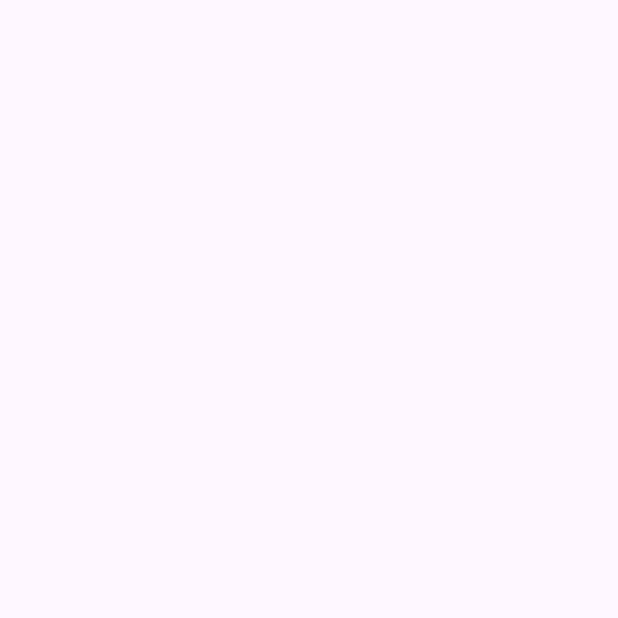
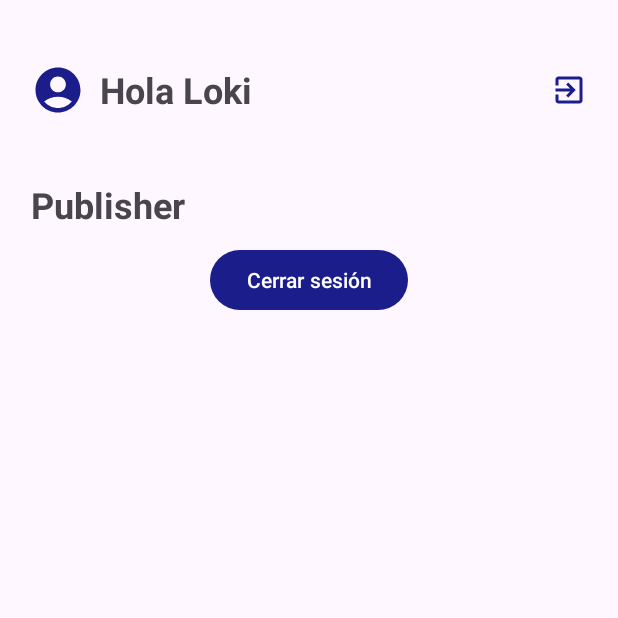
Before and after one commit to LokiAngelMx/AGarciaHeroesApp, an Android app: the PublisherActivity screen opened directly, with no data from a screen before it, on a phone screen of 412 x 824 dp, the top half of it. Before the commit the part shown is empty. Run offline under Robolectric (Android 15) with nearby library versions, the phone set to English and light mode, and no system bars.

Commit message:
Publisher terminado

```diff
--- a/app/src/main/java/com/example/heroesapp/activities/PublisherActivity.kt
+++ b/app/src/main/java/com/example/heroesapp/activities/PublisherActivity.kt
@@ -1,12 +1,28 @@
 package com.example.heroesapp.activities
 
+import android.content.Intent
 import androidx.appcompat.app.AppCompatActivity
 import android.os.Bundle
+import android.widget.Button
 import com.example.heroesapp.R
+import com.example.heroesapp.MainActivity
 
 class PublisherActivity : AppCompatActivity() {
+    private lateinit var logoutBtn: Button
     override fun onCreate(savedInstanceState: Bundle?) {
         super.onCreate(savedInstanceState)
         setContentView(R.layout.activity_publisher)
+
+        logoutBtn = findViewById(R.id.logoutBtn)
+        logoutBtn.setOnClickListener {
+            val sharedPreferences = getSharedPreferences("mypref", MODE_PRIVATE)
+            val editor = sharedPreferences.edit()
+            editor.putBoolean("isLogged", false)
+            editor.apply()
+
+            val intent = Intent(this, MainActivity::class.java)
+            startActivity(intent)
+            finish()
+        }
     }
 }
--- /dev/null
+++ b/app/src/main/res/drawable/baseline_account_circle_24.xml
@@ -0,0 +1,5 @@
+<vector android:height="24dp" android:tint="#000000"
+    android:viewportHeight="24" android:viewportWidth="24"
+    android:width="24dp" xmlns:android="http://schemas.android.com/apk/res/android">
+    <path android:fillColor="@android:color/white" android:pathData="M12,2C6.48,2 2,6.48 2,12s4.48,10 10,10s10,-4.48 10,-10S17.52,2 12,2zM12,6c1.93,0 3.5,1.57 3.5,3.5S13.93,13 12,13s-3.5,-1.57 -3.5,-3.5S10.07,6 12,6zM12,20c-2.03,0 -4.43,-0.82 -6.14,-2.88C7.55,15.8 9.68,15 12,15s4.45,0.8 6.14,2.12C16.43,19.18 14.03,20 12,20z"/>
+</vector>
--- /dev/null
+++ b/app/src/main/res/drawable/baseline_exit_to_app_24.xml
@@ -0,0 +1,5 @@
+<vector android:autoMirrored="true" android:height="24dp"
+    android:tint="#000000" android:viewportHeight="24"
+    android:viewportWidth="24" android:width="24dp" xmlns:android="http://schemas.android.com/apk/res/android">
+    <path android:fillColor="@android:color/white" android:pathData="M10.09,15.59L11.5,17l5,-5 -5,-5 -1.41,1.41L12.67,11H3v2h9.67l-2.58,2.59zM19,3H5c-1.11,0 -2,0.9 -2,2v4h2V5h14v14H5v-4H3v4c0,1.1 0.89,2 2,2h14c1.1,0 2,-0.9 2,-2V5c0,-1.1 -0.9,-2 -2,-2z"/>
+</vector>
--- a/app/src/main/res/layout/activity_main.xml
+++ b/app/src/main/res/layout/activity_main.xml
@@ -54,6 +54,7 @@
         app:layout_constraintEnd_toStartOf="@id/guideV2">
 
         <EditText
+            android:inputType="textEmailAddress"
             android:id="@+id/emailEditText"
             android:layout_width="match_parent"
             android:layout_height="wrap_content"
@@ -64,6 +65,7 @@
             android:layout_height="30dp"/>
 
         <EditText
+            android:inputType="textPassword"
             android:id="@+id/passwordEditText"
             android:layout_width="match_parent"
             android:layout_height="wrap_content"
--- a/app/src/main/res/layout/activity_publisher.xml
+++ b/app/src/main/res/layout/activity_publisher.xml
@@ -1,9 +1,101 @@
 <?xml version="1.0" encoding="utf-8"?>
-<androidx.constraintlayout.widget.ConstraintLayout xmlns:android="http://schemas.android.com/apk/res/android"
+<ScrollView
+    xmlns:android="http://schemas.android.com/apk/res/android"
     xmlns:app="http://schemas.android.com/apk/res-auto"
     xmlns:tools="http://schemas.android.com/tools"
     android:layout_width="match_parent"
     android:layout_height="match_parent"
     tools:context=".activities.PublisherActivity">
 
-</androidx.constraintlayout.widget.ConstraintLayout>
+    <androidx.constraintlayout.widget.ConstraintLayout
+        android:layout_width="match_parent"
+        android:layout_height="wrap_content">
+
+        <androidx.constraintlayout.widget.Guideline
+            android:id="@+id/guideV1"
+            android:layout_width="wrap_content"
+            android:layout_height="wrap_content"
+            android:orientation="vertical"
+            app:layout_constraintGuide_percent="0.05" />
+
+        <androidx.constraintlayout.widget.Guideline
+            android:id="@+id/guideV2"
+            android:layout_width="wrap_content"
+            android:layout_height="wrap_content"
+            android:orientation="vertical"
+            app:layout_constraintGuide_percent="0.95" />
+
+        <LinearLayout
+            android:id="@+id/header"
+            android:layout_width="0dp"
+            android:layout_height="100dp"
+            android:layout_marginTop="10dp"
+            android:orientation="horizontal"
+            app:layout_constraintStart_toEndOf="@id/guideV1"
+            app:layout_constraintEnd_toStartOf="@id/guideV2"
+            app:layout_constraintTop_toTopOf="parent"
+            app:layout_constraintBottom_toTopOf="@id/publisherTitle"
+            android:gravity="center_vertical">
+
+            <ImageView
+                android:layout_width="36dp"
+                android:layout_height="36dp"
+                android:src="@drawable/baseline_account_circle_24"
+                app:tint="@color/primary" />
+
+            <Space
+                android:layout_width="10dp"
+                android:layout_height="wrap_content" />
+
+            <TextView
+                android:layout_width="wrap_content"
+                android:layout_height="wrap_content"
+                android:text="@string/welcome_title"
+                android:textSize="24sp"
+                android:textStyle="bold" />
+
+            <Space
+                android:layout_width="0dp"
+                android:layout_height="wrap_content"
+                android:layout_weight="1" />
+
+            <ImageView
+                android:layout_width="24dp"
+                android:layout_height="24dp"
+                android:src="@drawable/baseline_exit_to_app_24"
+                app:tint="@color/primary" />
+        </LinearLayout>
+
+        <TextView
+            android:id="@+id/publisherTitle"
+            android:layout_width="0dp"
+            android:layout_height="wrap_content"
+            android:text="@string/publisher_title"
+            android:layout_marginTop="10dp"
+            app:layout_constraintStart_toEndOf="@id/guideV1"
+            app:layout_constraintEnd_toStartOf="@id/guideV2"
+            app:layout_constraintTop_toBottomOf="@id/header"
+            android:textStyle="bold"
+            android:textSize="24sp" />
+
+        <androidx.recyclerview.widget.RecyclerView
+            android:id="@+id/heroesRecyclerView"
+            android:layout_width="0dp"
+            android:layout_height="wrap_content"
+            app:layout_constraintTop_toBottomOf="@id/publisherTitle"
+            app:layout_constraintStart_toEndOf="@id/guideV1"
+            app:layout_constraintEnd_toStartOf="@id/guideV2"
+            app:layout_constraintBottom_toTopOf="@id/logoutBtn"/>
+
+        <Button
+            android:id="@+id/logoutBtn"
+            android:layout_width="wrap_content"
+            android:layout_height="wrap_content"
+            android:text="@string/logout"
+            app:layout_constraintTop_toBottomOf="@+id/heroesRecyclerView"
+            app:layout_constraintBottom_toBottomOf="parent"
+            app:layout_constraintStart_toEndOf="@id/guideV1"
+            app:layout_constraintEnd_toStartOf="@id/guideV2"
+            android:layout_marginTop="10dp" />
+    </androidx.constraintlayout.widget.ConstraintLayout>
+</ScrollView>
--- a/app/src/main/res/values/strings.xml
+++ b/app/src/main/res/values/strings.xml
@@ -3,4 +3,8 @@
     <string name="email">Correo electrónico</string>
     <string name="password">Contraseña</string>
     <string name="login">Iniciar sesión</string>
+    <string name="logout">Cerrar sesión</string>
+    <string name="welcome_title">Hola Loki</string>
+    <string name="publisher_title">Publisher</string>
+    <string name="publisher_name">Nombre del publisher</string>
 </resources>
```
Also changed, not shown: app/src/main/java/com/example/heroesapp/models/HeroesDC.kt (added, +13 -0 lines), app/src/main/java/com/example/heroesapp/models/HeroesMarvel.kt (added, +13 -0 lines), app/src/main/res/layout/publisher_item.xml (added, +32 -0 lines), app/src/main/res/drawable/dc.png (added), app/src/main/res/drawable/marvel.png (added), 1 other file.
